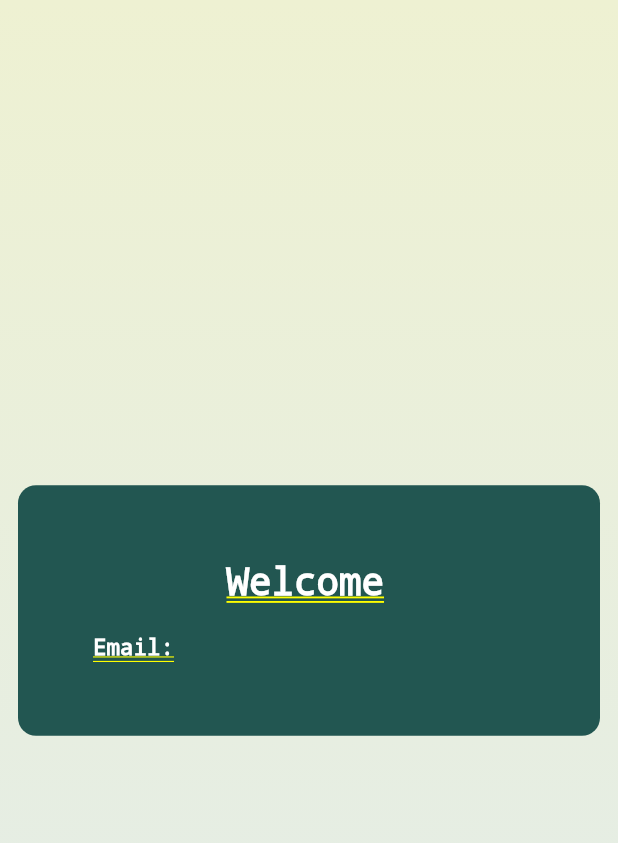
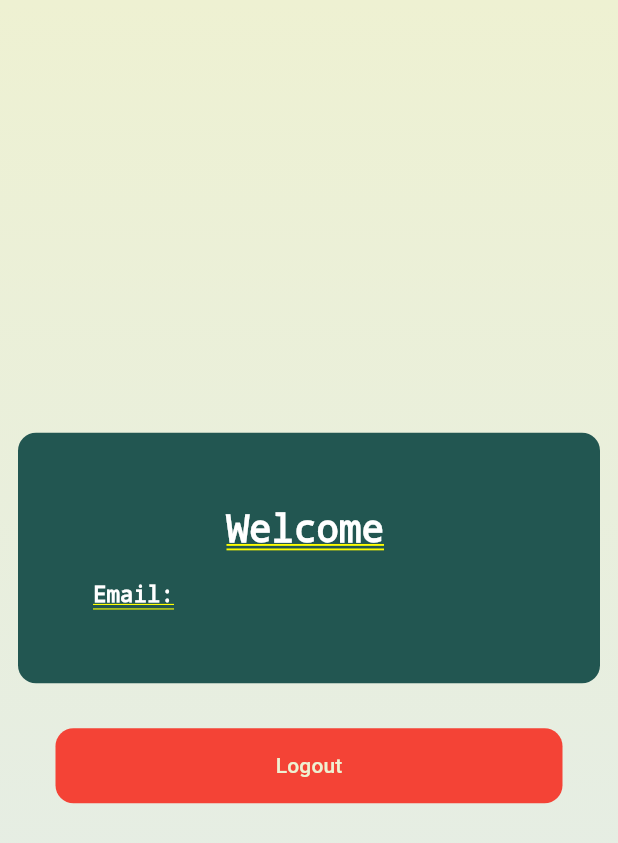
Before and after one commit to OmarElmanzalawy/mini_ecommerce, a Flutter app: the ProfileScreen screen opened by its route, on a phone screen of 412 x 824 dp. Shown: the top 843 px of the screen. Run offline on Flutter 3.47's test engine with Material 3 defaults, Android fonts, the phone set to English and light mode, and no system bars; our stand-ins replace dio, email_validator, firebase_auth, firebase_core, flutter_riverpod, get_it and 2 more; accounts and stored records are empty; network calls fail.

Commit message:
finished project

```diff
--- a/lib/screens/profile_screen.dart
+++ b/lib/screens/profile_screen.dart
@@ -1,14 +1,17 @@
 import 'package:firebase_auth/firebase_auth.dart';
+import 'package:firebase_core/firebase_core.dart';
 import 'package:flutter/material.dart';
 import 'package:go_router/go_router.dart';
 import 'package:mini_ecommerce/constants/app_colors.dart';
 import 'package:mini_ecommerce/models/product_model.dart';
+import 'package:mini_ecommerce/widgets/action_button.dart';
 import 'package:mini_ecommerce/widgets/gradient_background.dart';
 
 class ProfileScreen extends StatelessWidget {
   const ProfileScreen({super.key});
   @override
   Widget build(BuildContext context) {
+    final Size size = MediaQuery.sizeOf(context);
     return GradientBackground(
         child: Padding(
           padding: const EdgeInsets.all(12.0),
@@ -42,11 +45,20 @@ class ProfileScreen extends StatelessWidget {
                         Text(FirebaseAuth.instance.currentUser!.email!,style: TextStyle(color: Colors.white,fontSize: 15),),
                       ],
                      ),
+
                    ],
                  ),
                ),
              ),
-             const SizedBox(height: 10,),
+             const SizedBox(height: 30,),
+             ActionButton(
+              ontap: ()async{
+               await FirebaseAuth.instance.signOut();
+               context.go('/signin');
+              },
+              text: 'Logout',
+              color: Colors.red,
+              )
             ],
           ),
         )
```
